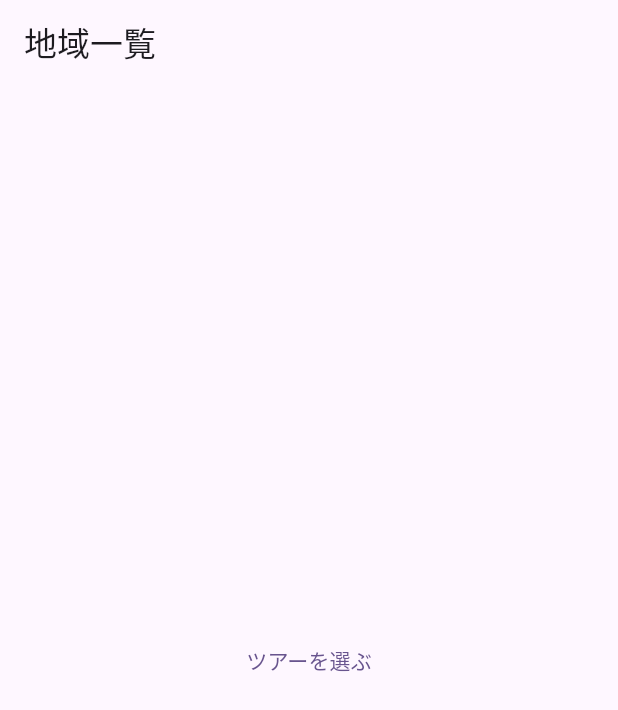
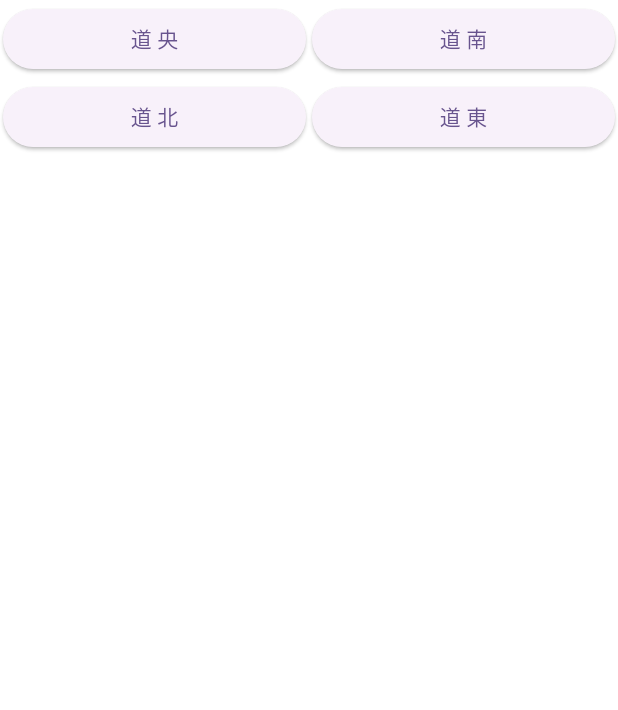
Before and after one commit to Satokamone/flutterMock, a Flutter app: the screen it shows after launch, on a phone screen of 412 x 824 dp. Shown: the top 710 px of the screen. Run offline on Flutter 3.47's test engine with Material 3 defaults, Android fonts, the light colour scheme and no system bars.

Commit message:
ボタンの追加(エラー)

```diff
--- a/lib/homepage.dart
+++ b/lib/homepage.dart
@@ -4,23 +4,51 @@ import 'firstpage.dart';
 class HomePage extends StatelessWidget {
   @override
   Widget build(BuildContext context) {
-    return Scaffold(
-      appBar: AppBar(
-        title: Text("地域一覧"),
-      ),
-      body: Center(
-        child: TextButton(
-          child: Text("ツアーを選ぶ"),
+    return Column(
+      children: [
+        Row(
+          mainAxisAlignment: MainAxisAlignment.spaceEvenly,
+          children: [
+            weekButton('道 央'),
+            weekButton('道 南'),
+          ],
+        ),
+        Row(
+          mainAxisAlignment: MainAxisAlignment.spaceEvenly,
+          children: [
+            weekButton('道 北'),
+            weekButton('道 東'),
+          ],
+        ),
+      ],
+    );
+  }
+
+  Expanded weekButton(String buttonText) {
+    return Expanded(
+      child: Padding(
+        padding: const EdgeInsets.all(2.0),
+        child: ElevatedButton(
           onPressed: () {
-            // （1） 指定した画面に遷移する
             Navigator.push(
-                context,
-                MaterialPageRoute(
-                    // （2） 実際に表示するページ(ウィジェット)を指定する
-                    builder: (context) => FirstPage()));
+                context, MaterialPageRoute(builder: (context) => FirstPage()));
           },
+          child: Text(buttonText),
         ),
       ),
     );
   }
 }
+      //body: Center(
+        //child: TextButton(
+          //child: Text("ツアーを選ぶ"),
+          //onPressed: () {
+            // （1） 指定した画面に遷移する
+            //Navigator.push(
+                //context,
+                //MaterialPageRoute(
+                    // （2） 実際に表示するページ(ウィジェット)を指定する
+                    //builder: (context) => FirstPage()));
+          //},
+        //),
+      //),
```
